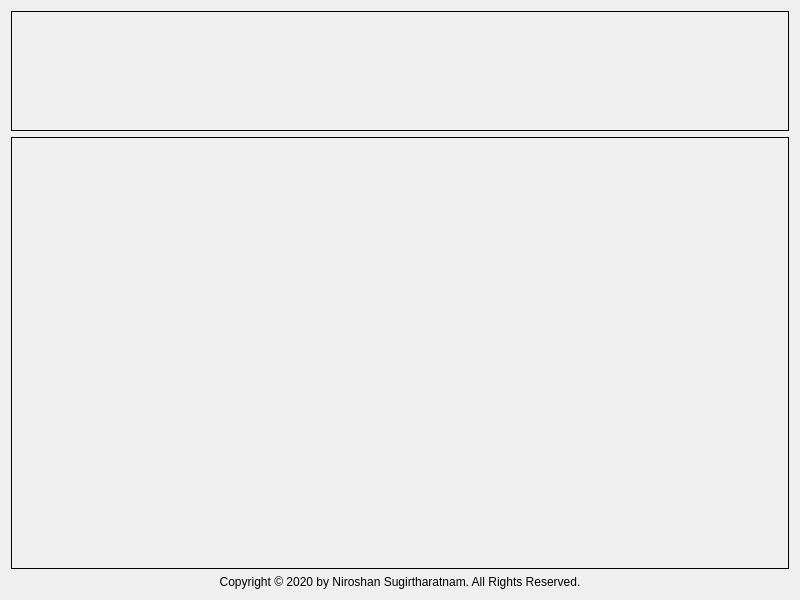
The window that LibraryManagementSystem/application.ui (NiroSugir/LibraryManagementSystem) describes before a commit, drawn with Qt 5.
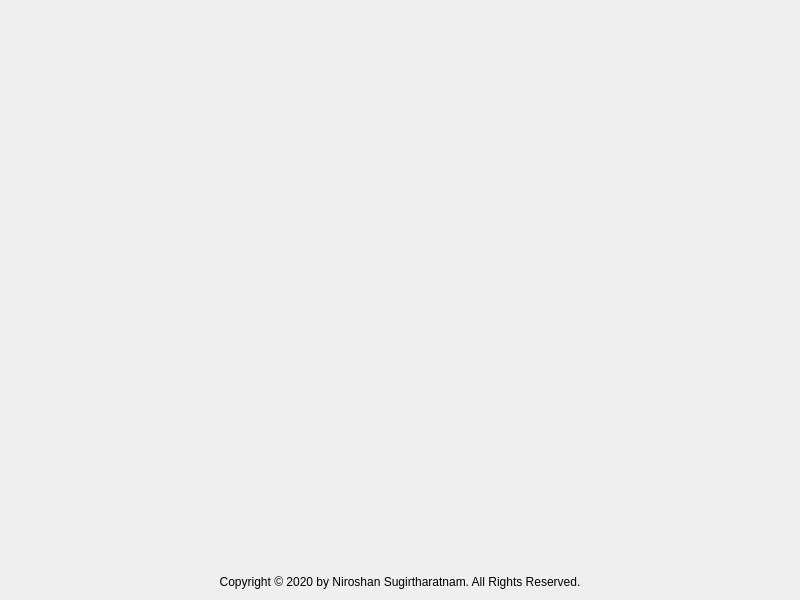
The same window after the commit.

The edit to the form file:
```diff
--- a/LibraryManagementSystem/application.ui
+++ b/LibraryManagementSystem/application.ui
@@ -32,14 +32,14 @@
       </size>
      </property>
      <property name="styleSheet">
-      <string notr="true">border: 1px solid black;</string>
+      <string notr="true"/>
      </property>
     </widget>
    </item>
    <item>
     <widget class="QStackedWidget" name="stackedWidgetContent">
      <property name="styleSheet">
-      <string notr="true">border: 1px solid black;</string>
+      <string notr="true"/>
      </property>
     </widget>
    </item>
```
